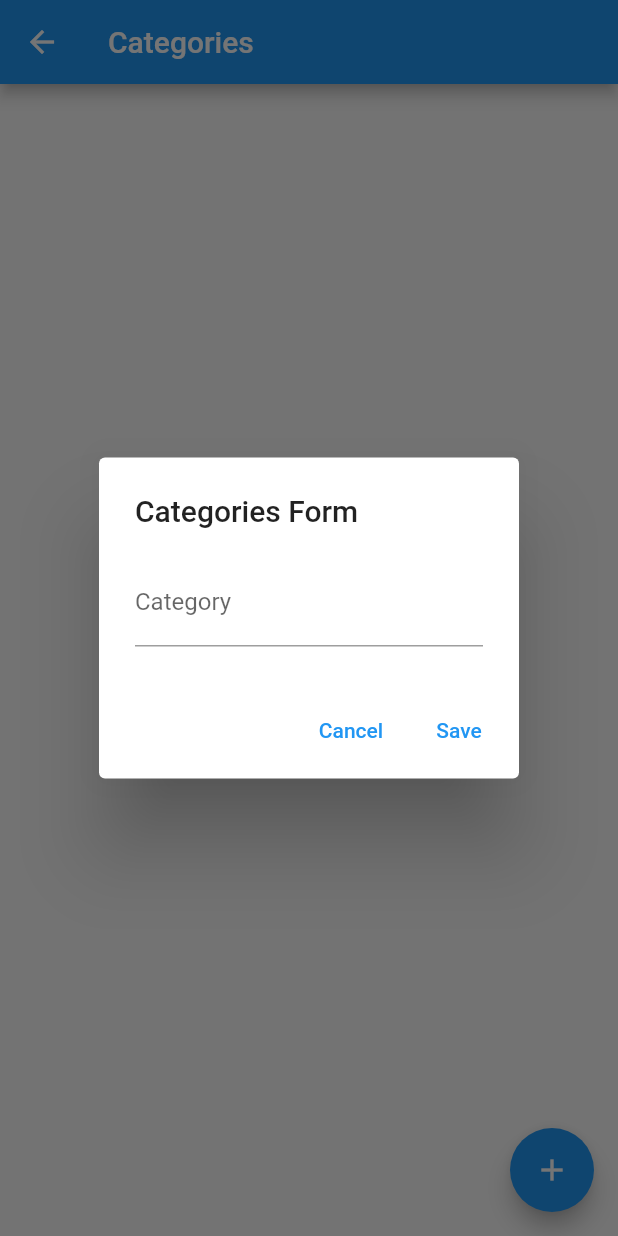
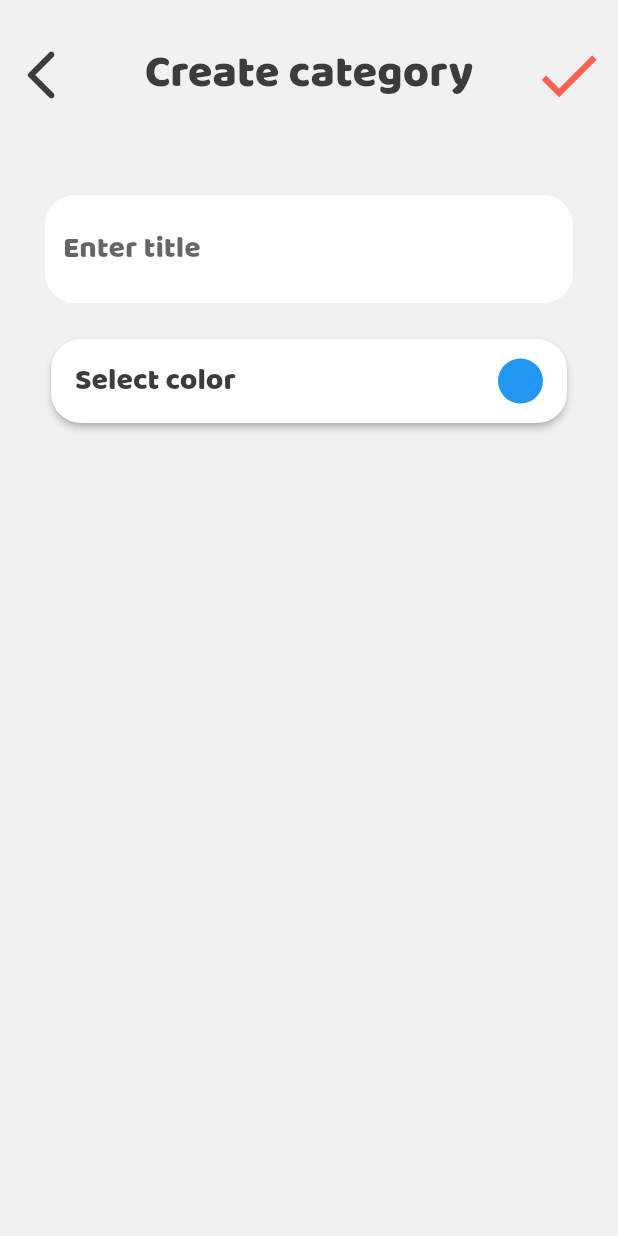
Before and after one commit to constantinfite/calendar_journal, a Flutter app: the CategoriesScreen screen opened directly, after a tap on the "add" icon, on a phone screen of 412 x 824 dp. Run offline on Flutter 3.47's test engine with Material 2 defaults, Android fonts, the phone set to English and light mode, and no system bars; our stand-ins replace flutter_colorpicker, flutter_speed_dial, fluttertoast, sqflite, table_calendar; accounts and stored records are empty.

Commit message:
add color

```diff
--- a/lib/helpers/drawer_navigation.dart
+++ b/lib/helpers/drawer_navigation.dart
@@ -1,6 +1,6 @@
 import 'package:calendar_journal/models/category.dart';
 import 'package:flutter/material.dart';
-import 'package:calendar_journal/screens/stats_screen.dart';
+import 'package:calendar_journal/screens/calendar.dart';
 import 'package:calendar_journal/screens/home_screen.dart';
 import 'package:calendar_journal/screens/categories_screen.dart';
 import 'package:calendar_journal/services/category_service.dart';
--- a/lib/screens/categories_screen.dart
+++ b/lib/screens/categories_screen.dart
@@ -1,8 +1,8 @@
-import 'package:flutter/cupertino.dart';
 import 'package:flutter/material.dart';
 import 'package:calendar_journal/models/category.dart';
 import 'package:calendar_journal/screens/home_screen.dart';
 import 'package:calendar_journal/services/category_service.dart';
+import 'package:calendar_journal/screens/input_category.dart';
 
 class CategoriesScreen extends StatefulWidget {
   @override
@@ -50,46 +50,6 @@ class _CategoriesScreenState extends State<CategoriesScreen> {
       _editCategoryNameController.text = category[0]['name'] ?? 'No Name';
     });
     _editFormDialog(context);
-  }
-
-  _showFormDialog(BuildContext context) {
-    return showDialog(
-        context: context,
-        barrierDismissible: true,
-        builder: (param) {
-          return AlertDialog(
-            actions: <Widget>[
-              TextButton(
-                onPressed: () => Navigator.pop(context),
-                child: Text('Cancel'),
-              ),
-              TextButton(
-                onPressed: () async {
-                  _category.name = _categoryNameController.text;
-
-                  var result = await _categoryService.saveCategory(_category);
-                  if (result > 0) {
-                    Navigator.pop(context);
-                    getAllCategories();
-                  }
-                },
-                child: Text('Save'),
-              ),
-            ],
-            title: Text('Categories Form'),
-            content: SingleChildScrollView(
-              child: Column(
-                children: <Widget>[
-                  TextField(
-                    controller: _categoryNameController,
-                    decoration: InputDecoration(
-                        hintText: 'Write a category', labelText: 'Category'),
-                  ),
-                ],
-              ),
-            ),
-          );
-        });
   }
 
   _editFormDialog(BuildContext context) {
@@ -212,9 +172,14 @@ class _CategoriesScreenState extends State<CategoriesScreen> {
             );
           }),
       floatingActionButton: FloatingActionButton(
-        onPressed: () {
-          _showFormDialog(context);
-        },
+        onPressed: () => Navigator.of(context)
+            .push(MaterialPageRoute(
+                builder: (context) => CategoryInput(
+                      creation: true,
+                    )))
+            .then((_) {
+          getAllCategories();
+        }),
         child: Icon(Icons.add),
       ),
     );
--- /dev/null
+++ b/lib/screens/input_category.dart
@@ -0,0 +1,302 @@
+import 'package:flutter/material.dart';
+import 'package:calendar_journal/presentation/app_theme.dart';
+import 'package:fluttertoast/fluttertoast.dart';
+import 'package:calendar_journal/services/category_service.dart';
+import 'package:calendar_journal/models/category.dart';
+import 'package:flutter_colorpicker/flutter_colorpicker.dart';
+
+class CategoryInput extends StatefulWidget {
+  const CategoryInput({
+    Key? key,
+    required this.creation,
+  }) : super(key: key);
+  final bool creation;
+  @override
+  State<CategoryInput> createState() => _CategoryInputState();
+}
+
+class _CategoryInputState extends State<CategoryInput> {
+  int id = 0;
+  final _categoryNameController = TextEditingController();
+  Color _color = Colors.blue;
+
+  late FToast fToast;
+  final _formKey = GlobalKey<FormState>();
+
+  List<Category> _categoryList = <Category>[];
+  final _categoryService = CategoryService();
+
+  @override
+  void initState() {
+    super.initState();
+
+    fToast = FToast();
+    fToast.init(context);
+  }
+
+  _showToast(_text) {
+    Widget toast = Container(
+      padding: const EdgeInsets.symmetric(horizontal: 24.0, vertical: 12.0),
+      decoration: BoxDecoration(
+        borderRadius: BorderRadius.circular(25.0),
+        color: AppTheme.colors.secondaryColor,
+      ),
+      child: Row(
+        mainAxisSize: MainAxisSize.min,
+        children: [
+          Text(
+            _text,
+            style: TextStyle(
+              color: Colors.white,
+              fontSize: 20,
+              fontFamily: 'BalooBhai2',
+            ),
+          ),
+        ],
+      ),
+    );
+    // Custom Toast Position
+    fToast.showToast(
+        child: toast,
+        toastDuration: Duration(seconds: 2),
+        positionedToastBuilder: (context, child) {
+          return Stack(alignment: Alignment.centerRight, children: <Widget>[
+            Positioned.fill(
+                top: MediaQuery.of(context).size.height * 0.75, child: child)
+          ]);
+        });
+  }
+
+  /*choiceAction(String choice) async {
+    if (choice == "delete") {
+      await _eventService.deleteEvent(id);
+      Navigator.pop(context);
+      _showToast("Event delete");
+    }
+  }*/
+
+  @override
+  Widget build(BuildContext context) {
+    final theme = Theme.of(context).copyWith(
+        dividerColor: Colors.transparent,
+        unselectedWidgetColor: AppTheme.colors.secondaryColor,
+        colorScheme: ColorScheme.fromSwatch()
+            .copyWith(secondary: AppTheme.colors.secondaryColor));
+
+    return Scaffold(
+      backgroundColor: AppTheme.colors.backgroundColor,
+      appBar: AppBar(
+        elevation: 0,
+        toolbarHeight: 100,
+        leading: IconButton(
+            icon: Icon(
+              Icons.arrow_back_ios_rounded,
+            ),
+            color: AppTheme.colors.secondaryColor,
+            iconSize: 40,
+            onPressed: () => Navigator.pop(context)
+            // 2
+            ),
+        backgroundColor: Colors.transparent,
+        title: Text(
+          widget.creation ? "Create category" : "Modify category",
+          style: TextStyle(
+            color: AppTheme.colors.secondaryColor,
+            fontSize: 30,
+            fontFamily: 'BalooBhai',
+          ),
+        ),
+        centerTitle: true,
+        actions: [
+          IconButton(
+              icon: const Icon(Icons.check),
+              color: AppTheme.colors.primaryColor,
+              iconSize: 50,
+              onPressed: () async {
+                // creation of exercice
+                if (widget.creation) {
+                  if (_categoryNameController.text != null) {
+                    final _category = Category();
+                    _category.name = _categoryNameController.text;
+                    _category.color = _color.value;
+
+                    await _categoryService.saveCategory(_category);
+
+                    _showToast("Event created");
+                    Navigator.pop(context);
+                  } else {
+                    fToast.removeQueuedCustomToasts();
+                    _showToast("Empty value");
+                  }
+                }
+                // modification of exercice
+                else {
+                  if (_formKey.currentState!.validate()
+                      //&& _preparationTime != 0
+                      ) {
+                    final _category = Category();
+                    _category.name = _categoryNameController.text;
+                    _category.color = _color.value;
+
+                    await _categoryService.updateCategory(_category);
+                    Navigator.pop(context);
+                    _showToast("Category modified");
+                  } else {
+                    _showToast("Empty value");
+                  }
+                }
+              }
+              // 2
+              ),
+        ],
+      ),
+      body: GestureDetector(
+        onTap: () {
+          FocusScope.of(context).unfocus();
+        },
+        child: SingleChildScrollView(
+          child: Padding(
+            padding: const EdgeInsets.all(30.0),
+            child: Form(
+              key: _formKey,
+              child: Column(children: <Widget>[
+                TextFormField(
+                  validator: (value) {
+                    if (value == null || value.isEmpty) {
+                      return '';
+                    }
+                    return null;
+                  },
+                  style: TextStyle(
+                    color: AppTheme.colors.secondaryColor,
+                    fontSize: 20,
+                    fontFamily: 'BalooBhai',
+                  ),
+                  controller: _categoryNameController,
+                  decoration: InputDecoration(
+                    hintText: 'Enter title',
+                    filled: true,
+                    fillColor: Colors.white,
+                    focusedBorder: OutlineInputBorder(
+                      borderSide: BorderSide(color: Colors.transparent),
+                      borderRadius: BorderRadius.circular(20.0),
+                    ),
+                    enabledBorder: OutlineInputBorder(
+                        borderSide: BorderSide(
+                          color: Colors.transparent,
+                          width: 0.0,
+                        ),
+                        borderRadius: BorderRadius.circular(20.0)),
+                  ),
+                ),
+                SizedBox(
+                  height: 20,
+                ),
+                Card(
+                  color: Colors.white,
+                  child: Column(children: [
+                    GestureDetector(
+                      onTap: () {
+                        showDialog(
+                            context: context,
+                            builder: (BuildContext context) {
+                              return AlertDialog(
+                                title: Text(
+                                  'Pick a color!',
+                                  style: TextStyle(
+                                    color: AppTheme.colors.secondaryColor,
+                                    fontSize: 20,
+                                    fontFamily: 'BalooBhai',
+                                  ),
+                                ),
+                                content: SingleChildScrollView(
+                                  child: BlockPicker(
+                                    pickerColor: _color, //default color
+                                    onColorChanged: (Color color) {
+                                      //on color picked
+                                      setState(() {
+                                        _color = color;
+                                      });
+                                    },
+                                  ),
+                                ),
+                                actions: <Widget>[
+                                  ElevatedButton(
+                                    style: ElevatedButton.styleFrom(
+                                      elevation: 2,
+                                      primary: AppTheme.colors.secondaryColor,
+                                      textStyle: TextStyle(
+                                          fontFamily: "BalooBhai",
+                                          fontSize: 30),
+                                      shape: RoundedRectangleBorder(
+                                          borderRadius:
+                                              BorderRadius.circular(20),
+                                          side: BorderSide(
+                                              color: Colors.transparent)),
+                                    ),
+                                    child: Text(
+                                      'Save',
+                                      style: TextStyle(
+                                        color: Colors.white,
+                                        fontSize: 20,
+                                        fontFamily: 'BalooBhai',
+                                      ),
+                                    ),
+                                    onPressed: () {
+                                      Navigator.of(context)
+                                          .pop(); //dismiss the color picker
+                                    },
+                                  ),
+                                ],
+                              );
+                            });
+                      },
+                      child: ListTile(
+                        title: Row(
+                          mainAxisAlignment: MainAxisAlignment.spaceBetween,
+                          children: [
+                            Text(
+                              "Select color",
+                              style: TextStyle(
+                                color: AppTheme.colors.secondaryColor,
+                                fontSize: 20,
+                                fontFamily: 'BalooBhai',
+                              ),
+                            ),
+                            Container(
+                              width: 30,
+                              height: 30,
+                              decoration: BoxDecoration(
+                                  shape: BoxShape.circle, color: _color),
+                            )
+                          ],
+                        ),
+                      ),
+                    ),
+                    /* SizedBox(
+                      height: 150,
+                      child: ListTile(
+                          title: BlockPicker(
+                        pickerColor: Colors.red, //default color
+                        onColorChanged: (Color color) {
+                          //on color picked
+                          setState(() {
+                            _color = color;
+                          });
+                        },
+                      )),
+                    ),*/
+                  ]),
+                  shape: OutlineInputBorder(
+                      borderRadius: BorderRadius.circular(20),
+                      borderSide: BorderSide(color: Colors.transparent)),
+                  elevation: 2,
+                ),
+              ]),
+            ),
+          ),
+        ),
+      ),
+    );
+  }
+}
--- a/lib/screens/input_event_screen.dart
+++ b/lib/screens/input_event_screen.dart
@@ -72,6 +72,7 @@ class _EventInputState extends State<EventInput> {
         var categoryModel = Category();
         categoryModel.name = category['name'];
         categoryModel.id = category['id'];
+        categoryModel.color = category['color'];
         _categoryList.add(categoryModel);
         nameList.add(category['name']);
         _category = nameList[0];
--- a/lib/src/app.dart
+++ b/lib/src/app.dart
@@ -1,6 +1,6 @@
 import 'package:flutter/material.dart';
 import '../screens/home_screen.dart';
-import '../screens/stats_screen.dart';
+import '../screens/calendar.dart';
 
 class App extends StatelessWidget {
   const App({Key? key}) : super(key: key);
--- a/pubspec.yaml
+++ b/pubspec.yaml
@@ -37,6 +37,7 @@ dependencies:
   # Use with the CupertinoIcons class for iOS style icons.
   cupertino_icons: ^1.0.2
   flutter_speed_dial: ^5.0.0+1
+  flutter_colorpicker: ^1.0.3
 
 
 dev_dependencies:
```
Also changed, not shown: lib/screens/calendar.dart (renamed from lib/screens/stats_screen.dart, +109 -67 lines), lib/screens/home_screen.dart (+2 -18 lines), pubspec.lock.
